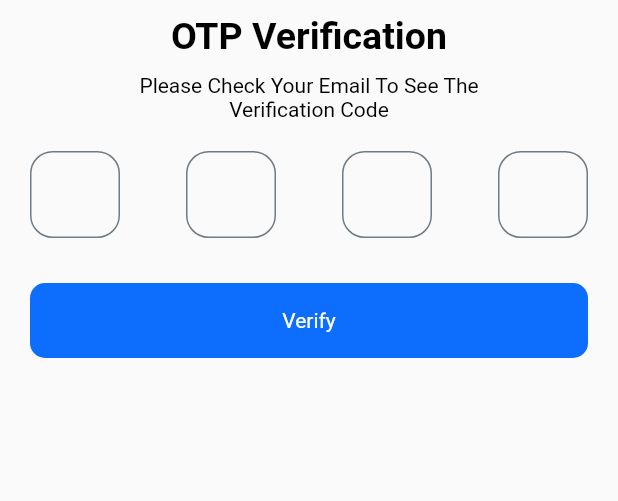
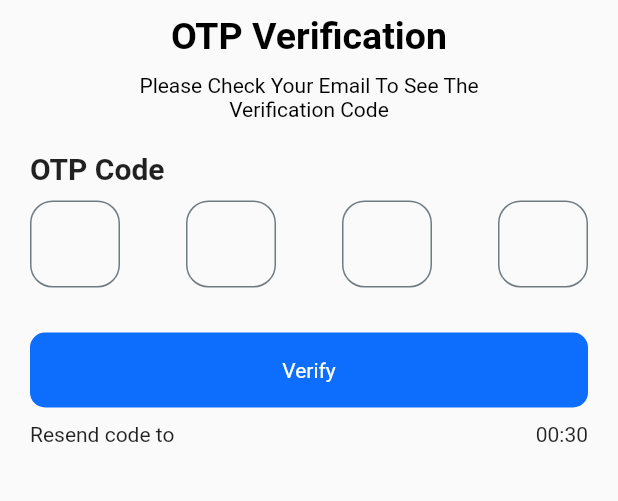
Before and after one commit to Ahmadsaniliman/Nike-Store-UI, a Flutter app: the OtperificationScreen screen opened by its route, on a phone screen of 412 x 824 dp, the part 83-584 px from its top. Run offline on Flutter 3.47's test engine with Material 2 defaults, Android fonts, the phone set to English and light mode, and no system bars.

Commit message:
update the whole app

```diff
--- a/lib/OnBoardingScreens/Components/on_boarding_screen_3.dart
+++ b/lib/OnBoardingScreens/Components/on_boarding_screen_3.dart
@@ -28,9 +28,9 @@
               child: Image.asset('assets/icons/Vector.png'),
             ),
             Positioned(
-              top: 100.0,
+              top: 20.0,
               //   left: 30,
-              child: Image.asset('assets/images/Spring_prev_ui 1.png'),
+              child: Image.asset('assets/images/Aire Jordan Nike.png'),
             ),
             Positioned(
               top: 100.0,
--- a/lib/Otp/otp_screen.dart
+++ b/lib/Otp/otp_screen.dart
@@ -61,7 +61,14 @@
                 ),
               ),
               const SizedBox(height: 20.0),
-
+              const Text(
+                'OTP Code',
+                style: TextStyle(
+                  fontSize: 20.0,
+                  fontWeight: FontWeight.bold,
+                ),
+              ),
+              const SizedBox(height: 10.0),
               const OtpFormField(),
 
               Padding(
@@ -87,7 +94,15 @@
                     ),
                   ),
                 ),
-              )
+              ),
+              const SizedBox(height: 10.0),
+              Row(
+                mainAxisAlignment: MainAxisAlignment.spaceBetween,
+                children: const [
+                  Text('Resend code to'),
+                  Text('00:30'),
+                ],
+              ),
             ],
           ),
         ),
```
Also changed, not shown: assets/images/Aire Jordan Nike.png (added).
